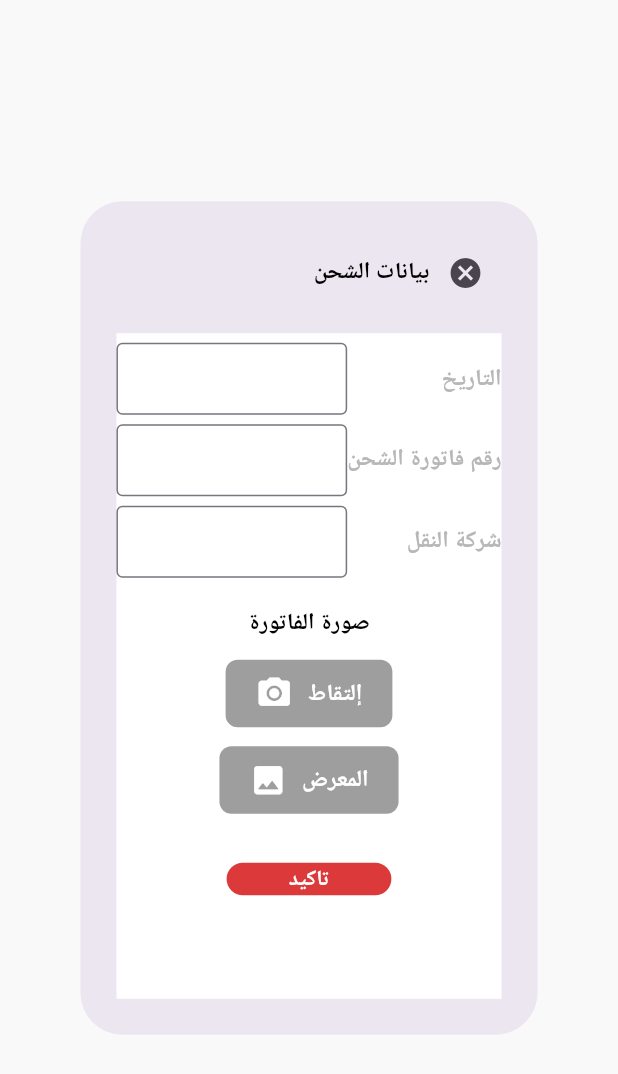
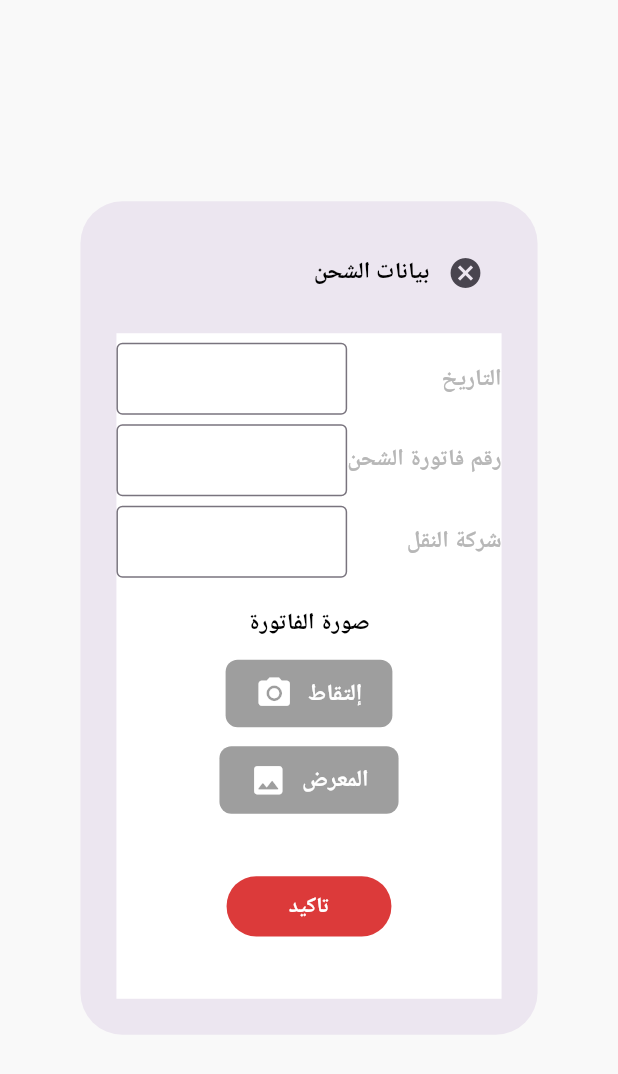
Before and after one commit to omerabdooo/test_order_life_cycle, a Flutter app: the CustomDataDialogWidgetShipping widget shown alone on an empty page, opened directly, on a phone screen of 412 x 824 dp. Shown: the top 1074 px of the screen. Run offline on Flutter 3.47's test engine with Material 3 defaults, Android fonts, the phone set to English and light mode, and no system bars; our stand-ins replace barcode_widget, bloc, dartz, dio, flutter_bloc, flutter_screenutil and 8 more; missing offline and left inert: barcode, dart:ffi, mobile_scanner; accounts and stored records are empty; network calls fail; Roboto replaces fonts that are missing (Almarai).

Commit message:
Update diaolg_shipping.dart

```diff
--- a/lib/core/widgets/diaolg_shipping.dart
+++ b/lib/core/widgets/diaolg_shipping.dart
@@ -38,6 +38,9 @@ class CustomDataDialogWidgetShipping extends StatelessWidget {
         IconButton(
           onPressed: () {
             Navigator.of(context).pop();
+            dateConrollers.clear();
+            numberConrollers.clear();
+            mountConrollers.clear();
           },
           icon: const Icon(Icons.cancel),
         ),
@@ -66,8 +69,11 @@ class CustomDataDialogWidgetShipping extends StatelessWidget {
             _buildInfoRow(secondTitle, numberConrollers),
             _buildInfoRow(thierdTitle, mountConrollers),
             _buildImageSection(),
+            SizedBox(
+              height: 7.h,
+            ),
             KCustomPrimaryButtonWidget(
-                buttonName: "تاكيد", onPressed: onPressedSure)
+                height: 25.h, buttonName: "تاكيد", onPressed: onPressedSure)
           ],
         ),
       ),
@@ -90,6 +96,7 @@ class CustomDataDialogWidgetShipping extends StatelessWidget {
           SizedBox(
             width: 140.w,
             child: TextField(
+              keyboardType: TextInputType.number,
               // controller: TextEditingController(text: info),
               controller: info,
               decoration: InputDecoration(
```
